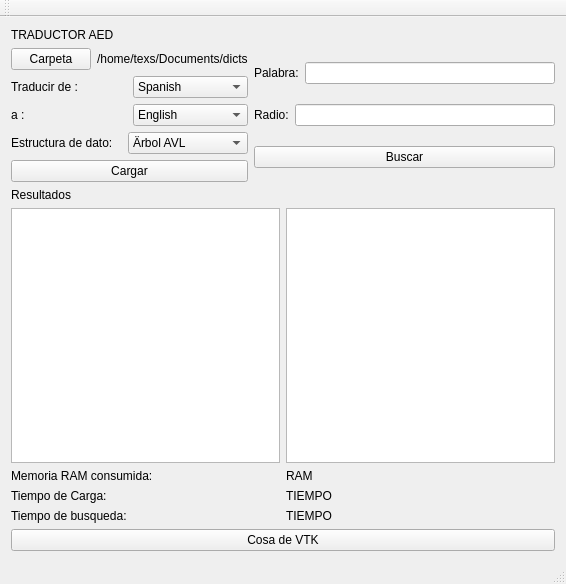
The window that windows/ui/mainwindow.ui (luantber/aedtraductor) describes before a commit, drawn with Qt 5.
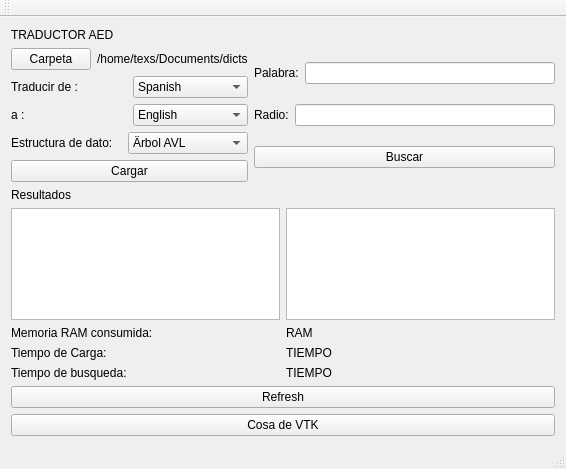
The same window after the commit.

The edit to the form file:
```diff
--- a/windows/ui/mainwindow.ui
+++ b/windows/ui/mainwindow.ui
@@ -7,7 +7,7 @@
     <x>0</x>
     <y>0</y>
     <width>566</width>
-    <height>584</height>
+    <height>469</height>
    </rect>
   </property>
   <property name="windowTitle">
@@ -294,6 +294,16 @@
       </item>
      </layout>
     </item>
+    <item>
+     <widget class="QPushButton" name="pushButton">
+      <property name="text">
+       <string>Refresh</string>
+      </property>
+     </widget>
+    </item>
+    <item>
+     <layout class="QHBoxLayout" name="horizontalLayout_12"/>
+    </item>
     <item>
      <widget class="QPushButton" name="vtk_button">
       <property name="text">
```
Left out of the diff: 2 changed lines with no effect on the pictures.
